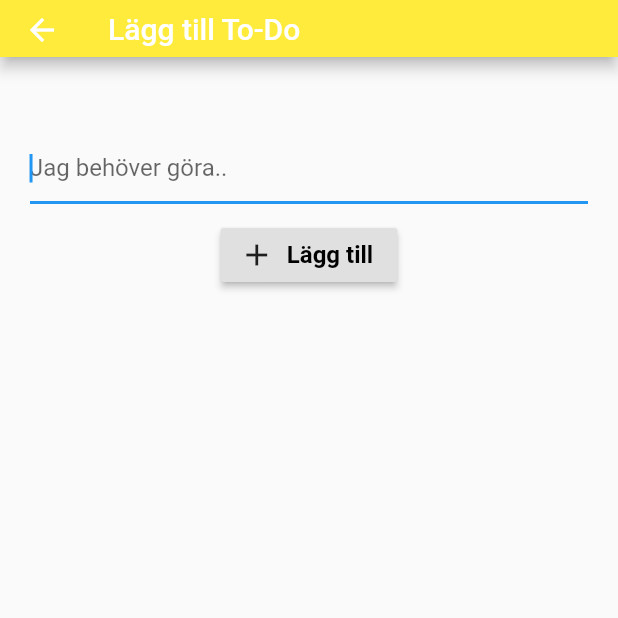
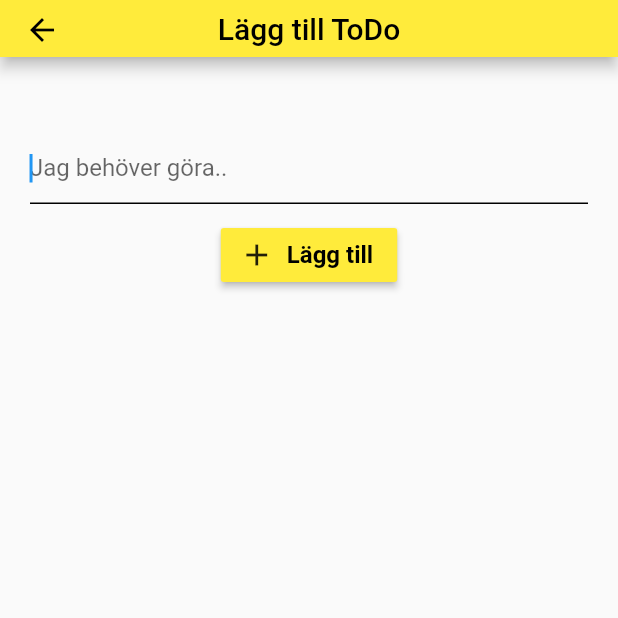
Before and after one commit to gu-tig169/gusalexawe, a Flutter app: the screen it shows after launch, after a tap on the "add" icon, on a phone screen of 412 x 824 dp, the top half of it. Run offline on Flutter 3.47's test engine with Material 2 defaults, Android fonts, the phone set to English and light mode, and no system bars; network calls fail.

Commit message:
Fixes - Filtrerar numera på string

```diff
--- a/lib/MyHomeListView.dart
+++ b/lib/MyHomeListView.dart
@@ -3,17 +3,16 @@ import 'package:provider/provider.dart';
 import 'MyNextScreen.dart';
 import 'MyList.dart';
 import 'mystate.dart';
+import 'TodoItem.dart';
 
 class MyHomeList extends StatelessWidget {
   @override
   Widget build(BuildContext context) {
-    //return Consumer får att få state i både "appbar:" och "body:"
     return Consumer<MyState>(
-      builder: (context, state, _) {
+      builder: (context, state, child) {
         return Scaffold(
           appBar: _appBar(context),
-          //Hämtar MyList och filterregel, alltså Klar/Inte klar/Alla.
-          body: MyList(state.listTodo, state.filterType),
+          body: MyList(state.listTodo, state.filterBy),
           floatingActionButton: _navigateScreen(context),
         );
       },
@@ -24,54 +23,42 @@ class MyHomeList extends StatelessWidget {
     return PreferredSize(
       preferredSize: Size.fromHeight(50.0),
       child: AppBar(
+        centerTitle: true,
+        iconTheme: IconThemeData(color: Colors.black),
+        title: Text(
+          "ToDo List",
+          style: TextStyle(color: Colors.black),
+        ),
         backgroundColor: Colors.yellow,
         actions: [
-          PopupMenuButton<int>(
+          PopupMenuButton<String>(
+            onSelected: (value) {
+              Provider.of<MyState>(context, listen: false).setFilterBy(value);
+            },
             itemBuilder: (context) => [
               PopupMenuItem(
-                child: Row(
-                  children: <Widget>[
+                  child: Row(children: <Widget>[
                     Icon(Icons.check_box, color: Colors.black),
-                    Text('Klar'),
-                  ],
-                ),
-                value: 1,
-              ),
-              PopupMenuDivider(
-                height: 10,
-              ),
+                    Text('Klar')
+                  ]),
+                  value: 'Klar'),
+              PopupMenuDivider(height: 10),
               PopupMenuItem(
-                child: Row(
-                  children: <Widget>[
+                  child: Row(children: <Widget>[
                     Icon(Icons.check_box_outline_blank, color: Colors.black),
-                    Text('Inte klar'),
-                  ],
-                ),
-                value: 0,
-              ),
-              PopupMenuDivider(
-                height: 10,
-              ),
+                    Text('Inte klar')
+                  ]),
+                  value: 'Inte klar'),
+              PopupMenuDivider(height: 10),
               PopupMenuItem(
-                child: Row(
-                  children: <Widget>[
+                  child: Row(children: <Widget>[
                     Icon(Icons.fact_check, color: Colors.black),
-                    Text('Alla'),
-                  ],
-                ),
-                value: 2,
-              ),
+                    Text('Alla')
+                  ]),
+                  value: 'Alla')
             ],
-            //Den PopUpMenueItem man klickar på returnar value "0, 1, eller 2." som då blir (filterType).
-            onSelected: (filterType) {
-              Provider.of<MyState>(context, listen: false)
-                  .filterTodo(filterType);
-            },
-            icon: Icon(Icons.more_vert_outlined),
-            color: Colors.white,
           ),
         ],
-        title: Text("To-do List"),
       ),
     );
   }
@@ -79,13 +66,15 @@ class MyHomeList extends StatelessWidget {
   Widget _navigateScreen(context) {
     return FloatingActionButton(
       backgroundColor: Colors.yellow,
-      child: Icon(Icons.add),
+      child: Icon(
+        Icons.add,
+        color: Colors.black,
+      ),
       onPressed: () async {
         var getTodo = await Navigator.push(
             context,
             MaterialPageRoute(
-                builder: (context) =>
-                    MyNextScreen(TodoItem(title: 'message'))));
+                builder: (context) => MyNextScreen(TodoItem(title: 'todo'))));
         if (getTodo != null) {
           Provider.of<MyState>(context, listen: false).addTodo(getTodo);
         }
--- a/lib/MyList.dart
+++ b/lib/MyList.dart
@@ -1,35 +1,45 @@
 import 'package:provider/provider.dart';
 import 'package:flutter/material.dart';
 import 'mystate.dart';
-
+import 'TodoItem.dart';
 
 class MyList extends StatelessWidget {
-  //Deklarerar en Lista med TodoItem och en filterType som är en int.
   final List<TodoItem> list;
-  final int filterType;
+  final String filterBy;
 
-  //Konstruktorn, för att skapa MyList måste du skicka med en lista och en int.
-  MyList(this.list, this.filterType);
+  MyList(this.list, this.filterBy);
 
-//Bygger en ny lista, söker i "list" kollar done hos alla objekt i MyList och jämför done med filterType i MyList.
   Widget build(BuildContext context) {
     return ListView(
-      children: list
-          .where((i) => i.done != filterType)
-          .toList()
+        children: _filterList(list, filterBy)
             .map((todo) => _todoItem(context, todo))
-          .toList(),
-    );
+            .toList());
+  }
+
+  List<TodoItem> _filterList(listTodo, filterBy) {
+    if (filterBy == 'Klar') {
+      return listTodo.where((todo) => todo.done == true).toList();
+    } else if (filterBy == 'Inte klar') {
+      return listTodo.where((todo) => todo.done == false).toList();
+    } else if (filterBy == 'Alla') {
+      return listTodo;
+    } else {
+      print('Något gick fel');
+      return null;
+    }
   }
 
   Widget _todoItem(context, todo) {
-    return new ListTile(
+    return Card(
+        shape:
+            RoundedRectangleBorder(borderRadius: BorderRadius.circular(25.0)),
+        elevation: 3.0,
+        child: ListTile(
+          contentPadding: EdgeInsets.symmetric(vertical: 10.0),
           leading: Checkbox(
               checkColor: Colors.white,
               activeColor: Colors.black,
-          focusColor: Colors.black,
-          //(todo.done == 0) = antingen true/false, alltså en bool.
-          value: (todo.done == 0),
+              value: todo.done,
               onChanged: (bool newValue) {
                 var state = Provider.of<MyState>(context, listen: false);
                 state.toggleTodo(todo);
@@ -37,8 +47,8 @@ class MyList extends StatelessWidget {
           title: Text(
             todo.title,
             style: TextStyle(
-          //Beroende på om status är false/true, skapas en linje när todon är klar eller "checked".
-          decoration: todo.done == 0 ? TextDecoration.lineThrough : null,
+              color: Colors.black,
+              decoration: todo.done == true ? TextDecoration.lineThrough : null,
               decorationStyle: TextDecorationStyle.solid,
             ),
           ),
@@ -50,6 +60,6 @@ class MyList extends StatelessWidget {
               state.removeTodo(todo);
             },
           ),
-    );
+        ));
   }
 }
--- a/lib/MyNextScreen.dart
+++ b/lib/MyNextScreen.dart
@@ -1,7 +1,5 @@
 import 'package:flutter/material.dart';
-import 'mystate.dart';
-
-
+import 'TodoItem.dart';
 
 class MyNextScreen extends StatefulWidget {
   final TodoItem todo;
@@ -16,7 +14,7 @@ class MyNextScreen extends StatefulWidget {
 
 class MyNextScreenState extends State<MyNextScreen> {
   String title;
-  int done;
+  bool done;
 
   TextEditingController textEditingController;
 
@@ -41,36 +39,20 @@ class MyNextScreenState extends State<MyNextScreen> {
             _createTodo(),
             Container(height: 10),
             _acceptTodo(),
-            /* RaisedButton.icon(
-                onPressed: () {
-                  _doStuff();
-                },
-                icon: Icon(Icons.access_alarms_rounded),
-                label: Text('Lol'))*/
           ],
         ),
       ),
     );
   }
 
- /* void _doStuff() async {
-    var result = await FetchStuffFromInternet.fetchStuffFromInternet();
-    print(result);
-  }*/
-
- /* Future<String> _fetchStuffFromInternet() async {
-    http.Response response =
-        await http.get('https://todoapp-api-vldfm.ondigitalocean.app/register');
-    return response.body;
-  }*/
-
-
   Widget _appBar2() {
     return PreferredSize(
       preferredSize: Size.fromHeight(38.0),
       child: AppBar(
+        centerTitle: true,
+        iconTheme: IconThemeData(color: Colors.black),
         backgroundColor: Colors.yellow,
-        title: Text("Lägg till To-Do"),
+        title: Text("Lägg till ToDo", style: TextStyle(color: Colors.black)),
       ),
     );
   }
@@ -80,12 +62,20 @@ class MyNextScreenState extends State<MyNextScreen> {
       margin: EdgeInsets.only(left: 20, right: 20, top: 50, bottom: 0),
       child: TextField(
         controller: textEditingController,
-        //Får Texten och en ny status, alltså status 1=Inte klar.
         onSubmitted: (val) {
-          Navigator.pop(context, TodoItem(title: title, done: 1));
+          Navigator.pop(context, TodoItem(title: title, done: false));
         },
         autofocus: true,
-        decoration: InputDecoration(hintText: "Jag behöver göra.."),
+        decoration: InputDecoration(
+            focusedBorder: UnderlineInputBorder(
+                borderSide: BorderSide(color: Colors.black)),
+            enabledBorder: UnderlineInputBorder(
+                borderSide: BorderSide(
+              color: Colors.black,
+            )),
+            border: UnderlineInputBorder(
+                borderSide: BorderSide(color: Colors.black)),
+            hintText: "Jag behöver göra.."),
       ),
     );
   }
@@ -97,10 +87,9 @@ class MyNextScreenState extends State<MyNextScreen> {
         mainAxisAlignment: MainAxisAlignment.spaceEvenly,
         children: [
           RaisedButton.icon(
+            color: Colors.yellow,
             onPressed: () {
-              //Får Texten och en ny status, alltså status 1=Inte klar.
-              Navigator.pop(context, TodoItem(title: title, done: 1));
-              //addTodo(title);
+              Navigator.pop(context, TodoItem(title: title, done: false));
             },
             icon: Icon(Icons.add),
             label: Text(
--- /dev/null
+++ b/lib/TodoItem.dart
@@ -0,0 +1,22 @@
+class TodoItem {
+  String id;
+  String title;
+  bool done;
+
+  TodoItem({this.id, this.title, this.done = false});
+
+  static Map<String, dynamic> toJson(TodoItem todo) {
+    return {
+      'title': todo.title,
+      'done': todo.done,
+    };
+  }
+
+  static TodoItem fromJson(Map<String, dynamic> json) {
+    return TodoItem(
+      id: json['id'],
+      title: json['title'],
+      done: json['done'],
+    );
+  }
+}
--- a/lib/main.dart
+++ b/lib/main.dart
@@ -4,12 +4,10 @@ import 'package:provider/provider.dart';
 import 'MyHomeListView.dart';
 import 'mystate.dart';
 
-
 void main() {
   var state = MyState();
   state.getList();
 
-  //Kör 'true' för debug emulator (se linjer och avstånd, kräver omstart av app).
   bool debugMode = false;
   debugPaintSizeEnabled = debugMode;
 
@@ -21,12 +19,12 @@ void main() {
   );
 }
 
-//MaterialApp.
 class MyApp extends StatelessWidget {
   @override
   Widget build(BuildContext context) {
     return MaterialApp(
+      debugShowCheckedModeBanner: false,
       home: MyHomeList(),
     );
-  } //Build end
-} //End
+  }
+}
--- a/lib/mystate.dart
+++ b/lib/mystate.dart
@@ -1,17 +1,19 @@
 import 'package:flutter/material.dart';
+import 'TodoItem.dart';
 import 'WebApi.dart';
 
 class MyState extends ChangeNotifier {
+  String _filterBy = 'Alla';
+  List<TodoItem> _listTodo = [];
+
+  List<TodoItem> get listTodo => _listTodo;
+  String get filterBy => _filterBy;
+
   Future getList() async {
     List<TodoItem> listTodo = await WebApi.fetchTodos();
     _listTodo = listTodo;
     notifyListeners();
   }
-
-  List<TodoItem> _listTodo = [];
-  //filterType börjar som "alla" 0=Inteklar, 1=Klar, 2=Alla.
-  int filterType = 2;
-  List<TodoItem> get listTodo => _listTodo;
 
   void addTodo(TodoItem todo) async {
     await WebApi.addTodo(todo);
@@ -24,47 +26,20 @@ class MyState extends ChangeNotifier {
   }
 
   void toggleTodo(TodoItem todo) async {
-    //Byter status på todoItem.
-    if (todo.done > 0) {
-      todo.done = 0;
-     await WebApi.updateDone(todo);
-     await getList();
-    } else {
-      todo.done = 1;
-     await WebApi.updateDone(todo);
-     await getList();
+    if (todo.done == true) {
+      todo.done = false;
+      await WebApi.updateDone(todo);
+      await getList();
+    } else if (todo.done == false) {
+      todo.done = true;
+      await WebApi.updateDone(todo);
+      await getList();
     }
     notifyListeners();
   }
 
-//Byter filter regel, alltså PopUpMenuButton använder denna.
-  void filterTodo(int filter) {
-    filterType = filter;
+  void setFilterBy(String filterBy) {
+    this._filterBy = filterBy;
     notifyListeners();
   }
-
 }
-
-class TodoItem {
-
-  String id;
-  String title;
-  int done;
-
-  TodoItem({this.id, this.title, this.done = 1});
-
-  static Map<String, dynamic> toJson(TodoItem todo) {
-    return {
-      'title': todo.title,
-      'done': todo.done,
-    };
-  }
-
-  static TodoItem fromJson(Map<String, dynamic> json) {
-    return TodoItem(
-      id: json['id'],
-      title: json['title'],
-      done: json['done'],
-    );
-  }
-}
```
Also changed, not shown: lib/WebApi.dart (+6 -14 lines). Lines whose indentation alone changed are shown as unchanged.
